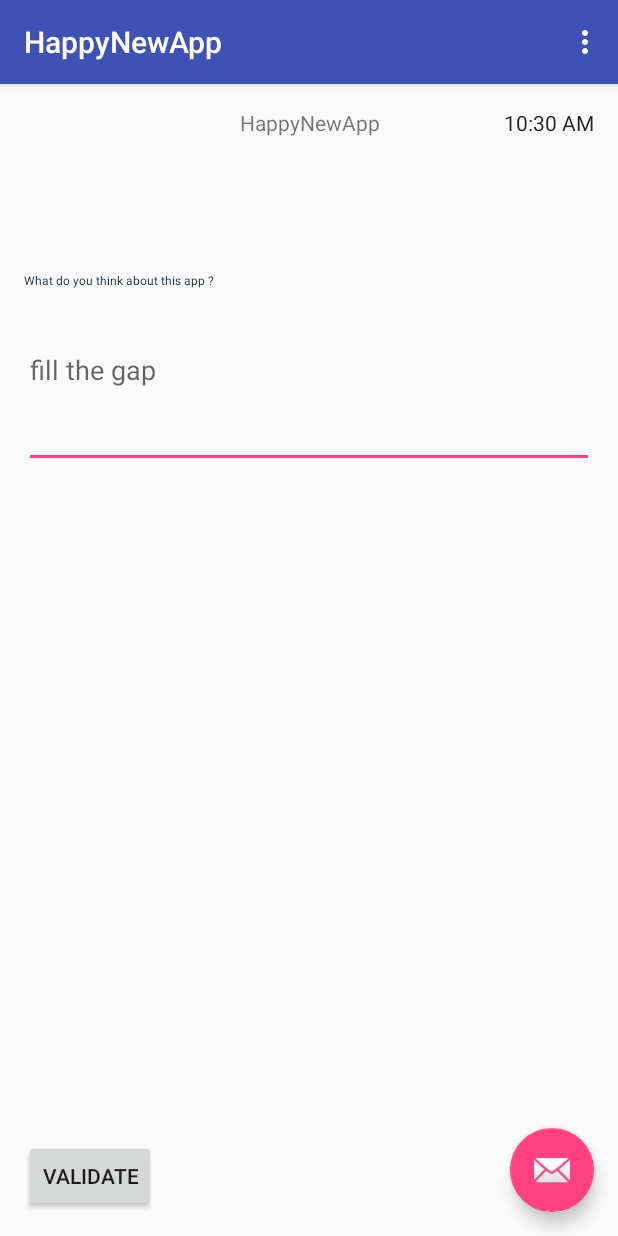
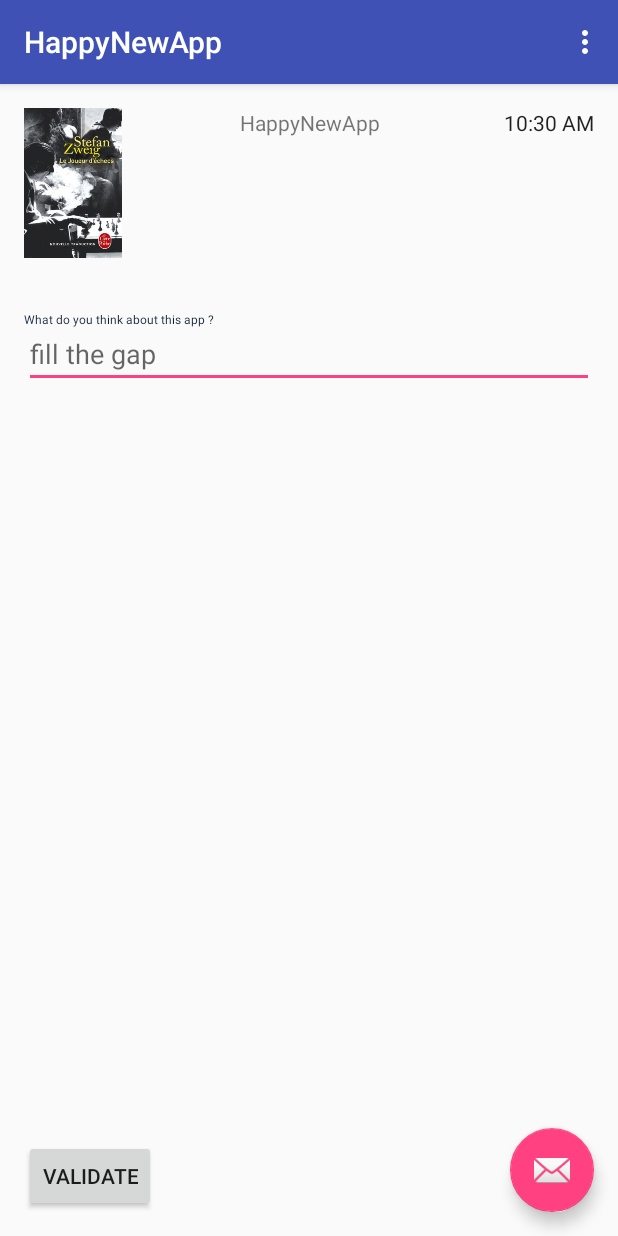
Before and after one commit to strabaud/dev_mobile, an Android app: the screen it shows after launch (MainActivity), on a phone screen of 412 x 824 dp. Run offline under Robolectric (Android 15) with nearby library versions, the phone set to English and light mode, and no system bars.

Commit message:
Stefan zweig est dans la place

```diff
--- a/HappyNewApp/app/src/main/res/layout/content_main.xml
+++ b/HappyNewApp/app/src/main/res/layout/content_main.xml
@@ -42,20 +42,31 @@
         android:text="@string/textAskComment"
         android:textSize="8sp"
         android:textColor="#112233"
-        android:layout_alignTop="@+id/editText"
-        android:layout_alignParentRight="true"
-        android:layout_alignParentEnd="true" />
+        android:id="@+id/textView2"
+        android:layout_below="@+id/imageView"
+        android:layout_alignParentLeft="true"
+        android:layout_alignParentStart="true"
+        android:layout_marginTop="35dp" />
 
 
     <EditText
         android:layout_width="fill_parent"
-        android:layout_height="wrap_content"
+        android:layout_height="40dp"
         android:hint="@string/editComment"
         android:inputType="textMultiLine"
         android:lines="5"
         android:id="@+id/editText"
-        android:layout_marginTop="90dp"
-        android:layout_below="@+id/textView"
+        android:layout_below="@+id/textView2"
+        android:layout_alignParentLeft="true"
+        android:layout_alignParentStart="true" />
+
+
+    <ImageView
+        android:layout_width="65dp"
+        android:layout_height="100dp"
+        android:id="@+id/imageView"
+        android:background="@drawable/szweig"
+        android:layout_alignParentTop="true"
         android:layout_alignParentLeft="true"
         android:layout_alignParentStart="true" />
 </RelativeLayout>
```
Also changed, not shown: HappyNewApp/app/src/main/res/drawable/szweig.jpg (added).
